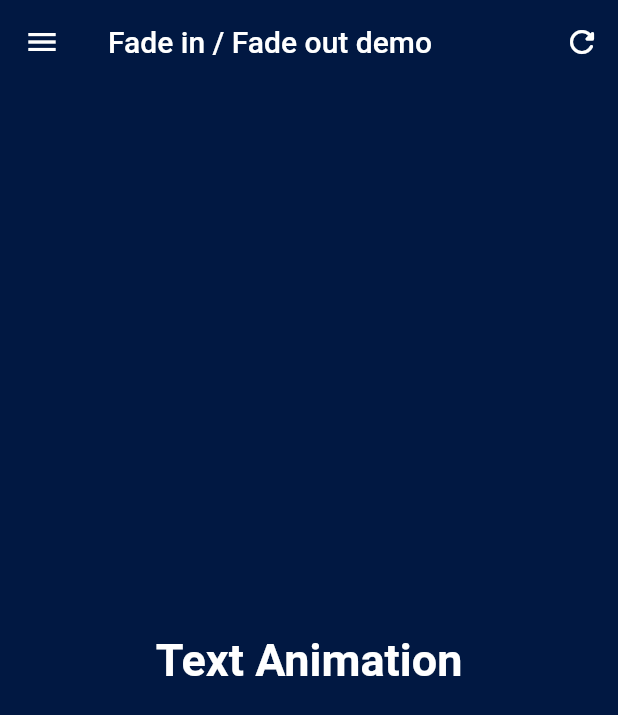
After one commit to dev1abhi/Flutter-Animations, a Flutter app: the text_interpolation screen opened directly, after a tap on the "menu" icon, on a phone screen of 412 x 824 dp. The commit adds this screen. Shown: the top 715 px of the screen. Run offline on Flutter 3.47's test engine with Material 2 defaults, Android fonts, the phone set to English and light mode, and no system bars; our stand-ins replace animated_flip_counter, animated_text_kit, flutter_zoom_drawer, get, google_fonts, lottie.

Commit message:
Text interpolation implementation added.

```diff
--- a/lib/Screens/menuscreen.dart
+++ b/lib/Screens/menuscreen.dart
@@ -24,7 +24,8 @@ class MenuScreen extends GetView<MyDrawerController> {
     "FlipCounter Animation",
     "Loading Animation",
     "Hero-Animation",
-    "Colorize Text Animation"
+    "Colorize Text Animation",
+    "Text Interpolation",
   ];
 
   @override
--- /dev/null
+++ b/lib/Screens/text_interpolation.dart
@@ -0,0 +1,51 @@
+import 'package:flutter/material.dart';
+import 'package:flutter_animations/controllers/drawercontroller.dart';
+import 'package:flutter_animations/helpers/colors.dart';
+
+class text_interpolation extends StatefulWidget {
+  const text_interpolation({super.key});
+
+  @override
+  State<text_interpolation> createState() => _text_interpolation();
+}
+
+class _text_interpolation extends State<text_interpolation> {
+  bool refresh = false;
+  @override
+  Widget build(BuildContext context) {
+    return Scaffold(
+        backgroundColor: mainpagecolor,
+        appBar: AppBar(
+          actions: [
+            IconButton(onPressed: () {
+              setState(() {
+                refresh = !refresh;
+              });
+            }, icon: const Icon(Icons.refresh_rounded))
+          ],
+          backgroundColor: mainpagecolor,
+          title: const Text('Fade in / Fade out demo'),
+          leading: IconButton(
+            icon: const Icon(Icons.menu), // You can use any icon you prefer
+            onPressed: () {
+              MyDrawerController.to.toggleDrawer();
+              MyDrawerController.to.update();
+            },
+            hoverColor: Colors.white,
+          ),
+          elevation: 0,
+        ),
+        body: Center(
+          key: Key(refresh.toString()),
+          child: TweenAnimationBuilder(
+            tween: Tween<double>(begin: 1.0, end: 30.0),
+            duration: const Duration(seconds: 2),
+            builder: (BuildContext context, double value, Widget? child) {
+              return Text('Text Animation',
+                  style:
+                      TextStyle(fontWeight: FontWeight.bold, fontSize: value));
+            },
+          ),
+        ));
+  }
+}
--- a/lib/controllers/drawercontroller.dart
+++ b/lib/controllers/drawercontroller.dart
@@ -5,12 +5,14 @@ import 'package:flutter_animations/Screens/fade_in_fade_out.dart';
 import 'package:flutter_animations/Screens/flip_counter.dart';
 import 'package:flutter_animations/Screens/hero_animation/master_page.dart';
 import 'package:flutter_animations/Screens/loading_animation.dart';
+import 'package:flutter_animations/Screens/ripple_animation.dart';
+import 'package:flutter_animations/Screens/text_interpolation.dart';
 import 'package:flutter_animations/Screens/water_drop_effect.dart';
-import 'package:flutter_animations/Screens/ripple_animation.dart';
 import 'package:flutter_animations/Text/tex_screen.dart';
 import 'package:flutter_animations/screens/bounce_animation.dart';
 import 'package:flutter_zoom_drawer/flutter_zoom_drawer.dart';
 import 'package:get/get.dart';
+
 import '../Screens/animated_dialog.dart';
 import '../Screens/mainscreen.dart';
 
@@ -33,6 +35,7 @@ class MyDrawerController extends GetxController {
   final mainScreen10 = loadingAnimation();
   final mainScreen11 = HeroAnimation();
   final mainScreen12 = colorize_text();
+  final mainScreen13 = text_interpolation();
 
   // Getter to get the current main screen based on the selectedMenuItem
   Widget get currentMainScreen {
@@ -61,6 +64,8 @@ class MyDrawerController extends GetxController {
         return mainScreen11;
       case 11:
         return mainScreen12;
+      case 12:
+        return mainScreen13;
 
       default:
         return mainScreen1; // Default to mainScreen1 if the selection is not recognized
```
